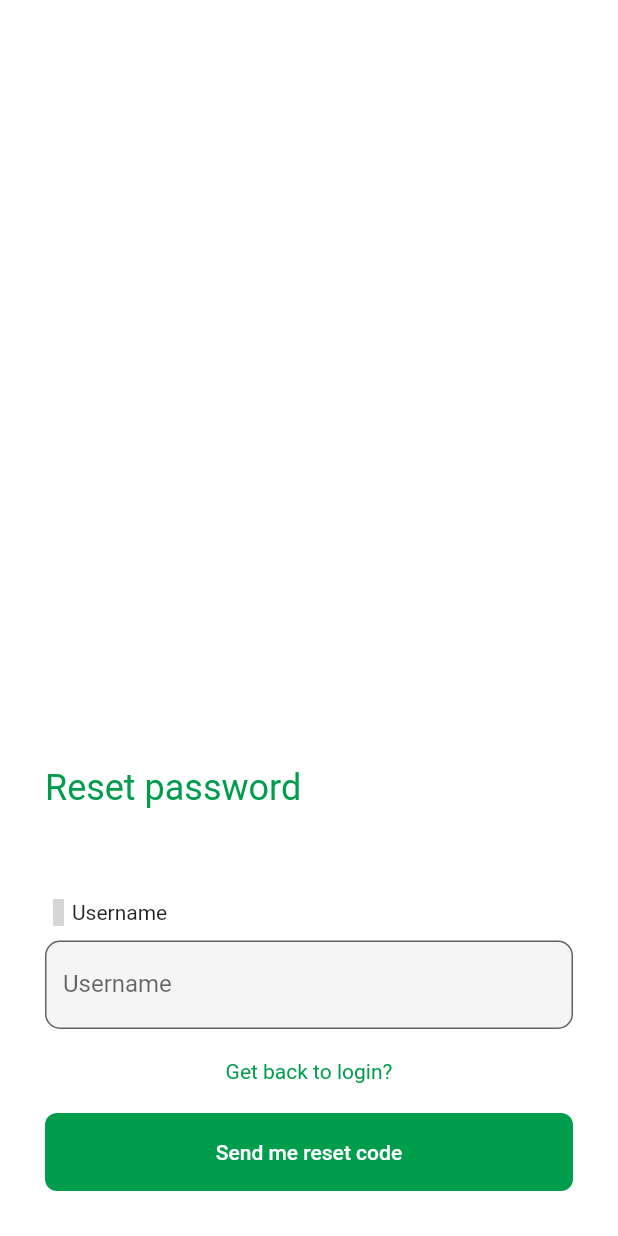
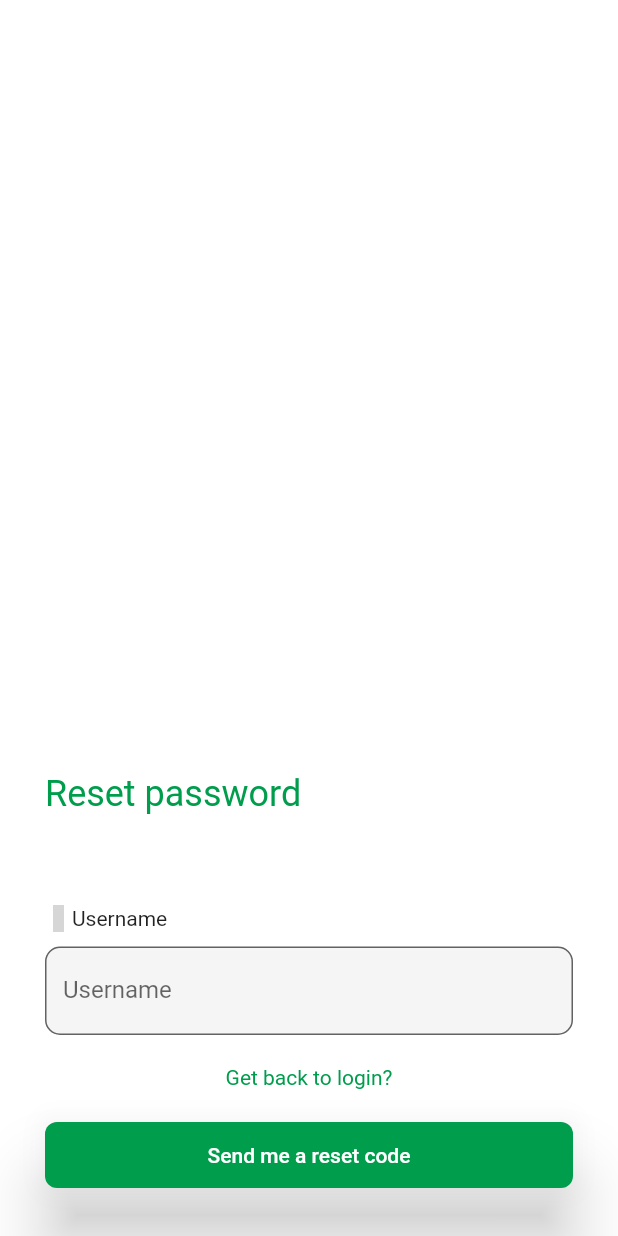
Before and after one commit to codeblocktz/Codeblock-Flutter-Getx-Starter, a Flutter app: the screen it shows after launch, after a tap on "Forgot Password?", on a phone screen of 412 x 824 dp. Run offline on Flutter 3.47's test engine with Material 2 defaults, Android fonts, the phone set to English and light mode, and no system bars; drawn by our look-alikes of flutter_form_builder; our stand-ins replace bottom_navy_bar, eva_icons_flutter, get, get_storage, graphql_flutter, hexcolor; missing offline and left inert: flag; grey boxes are pictures that could not be loaded.

Commit message:
👌 IMPROVE: Update Button Widget

```diff
--- a/lib/pages/reset_password_page/forms/reset_password_form.dart
+++ b/lib/pages/reset_password_page/forms/reset_password_form.dart
@@ -3,6 +3,7 @@ import 'package:flutter_form_builder/flutter_form_builder.dart';
 import 'package:get/get.dart';
 import 'package:starter/pages/reset_password_page/controllers/reset_password_controller.dart';
 import 'package:eva_icons_flutter/eva_icons_flutter.dart';
+import 'package:starter/shared/widgets/general/block_button.dart';
 
 class ResetPasswordForm extends GetWidget<ResetPasswordController> {
   const ResetPasswordForm({Key? key}) : super(key: key);
@@ -71,17 +72,9 @@ class ResetPasswordForm extends GetWidget<ResetPasswordController> {
             Container(
                 child: Row(children: <Widget>[
               Expanded(
-                child: FlatButton(
-                  shape: RoundedRectangleBorder(
-                    borderRadius: BorderRadius.circular(8.0),
-                  ),
-                  padding: EdgeInsets.symmetric(vertical: 18),
-                  color: Theme.of(context).accentColor,
-                  child: Text(
-                    "Send me reset code",
-                    style: TextStyle(color: Colors.white),
-                  ),
-                  onPressed: () {
+                child:BlockButton(
+                buttonText: "Send me a reset code",
+                onPressed: () {
                     controller.formKey.currentState!.save();
                     if (controller.formKey.currentState!.validate()) {
                       controller.navigateToOtp();
--- a/lib/pages/signin_page/forms/signin_form.dart
+++ b/lib/pages/signin_page/forms/signin_form.dart
@@ -3,6 +3,7 @@ import 'package:flutter/material.dart';
 import 'package:flutter_form_builder/flutter_form_builder.dart';
 import 'package:get/get.dart';
 import 'package:starter/pages/signin_page/controllers/signin_controller.dart';
+import 'package:starter/shared/widgets/general/block_button.dart';
 
 class SigninForm extends GetWidget<SigninController> {
   const SigninForm({Key? key}) : super(key: key);
@@ -116,16 +117,8 @@ class SigninForm extends GetWidget<SigninController> {
             Container(
                 child: Row(children: <Widget>[
               Expanded(
-                child: FlatButton(
-                  shape: RoundedRectangleBorder(
-                    borderRadius: BorderRadius.circular(8.0),
-                  ),
-                  padding: EdgeInsets.symmetric(vertical: 18),
-                  color: Theme.of(context).accentColor,
-                  child: Text(
-                    "Signin",
-                    style: TextStyle(color: Colors.white),
-                  ),
+                child: BlockButton(
+                  buttonText: "Signin",
                   onPressed: () {
                     controller.formKey.currentState!.save();
                     if (controller.formKey.currentState!.validate()) {
--- /dev/null
+++ b/lib/shared/widgets/general/block_button.dart
@@ -0,0 +1,59 @@
+import 'package:flutter/material.dart';
+
+class BlockButton extends StatelessWidget {
+  final String buttonText;
+  final IconData? icon;
+  final Function onPressed;
+  final bool isLoading;
+  final bool usePrimaryColor;
+  const BlockButton(
+      {Key? key,
+      required this.buttonText,
+      required this.onPressed,
+      this.icon,
+      this.usePrimaryColor = false,
+      this.isLoading = false})
+      : super(key: key);
+
+  @override
+  Widget build(BuildContext context) {
+    return Container(
+        child: Row(children: <Widget>[
+      Expanded(
+        child: MaterialButton(
+          elevation: 20,
+          shape: RoundedRectangleBorder(
+            borderRadius: BorderRadius.circular(8.0),
+          ),
+          padding: EdgeInsets.symmetric(vertical: 14),
+          color: usePrimaryColor
+              ? Theme.of(context).primaryColor
+              : Theme.of(context).accentColor,
+          child: isLoading
+              ? SizedBox(
+                  width: 20,
+                  height: 20,
+                  child: CircularProgressIndicator(
+                      valueColor: AlwaysStoppedAnimation<Color>(
+                          Theme.of(context).canvasColor)),
+                )
+              : Row(
+                  mainAxisAlignment: MainAxisAlignment.center,
+                  children: [
+                    Text(
+                      buttonText,
+                      style: TextStyle(color: Colors.white),
+                    ),
+                    if (icon != null)
+                      SizedBox(
+                        child: Icon(icon, color: Colors.white),
+                        height: 30,
+                      )
+                  ],
+                ),
+          onPressed: () => onPressed(),
+        ),
+      )
+    ]));
+  }
+}
```
Also changed, not shown: lib/pages/change_password_page/forms/change_password_form.dart (+3 -10 lines), lib/pages/otp_page/forms/otp_form.dart (+4 -11 lines), lib/pages/signup_page/forms/signup_form.dart (+4 -12 lines).
